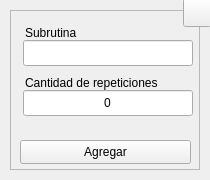
Before: the Qt Designer form interfaces/ui_files/subroutine.ui in Raw0201/GcodeEditor3, drawn with Qt 5.
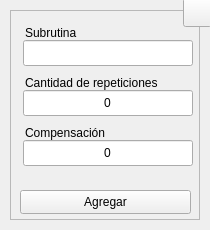
After: the same form once the commit is applied. Icons and pictures are not drawn.

Patch:
```diff
--- a/interfaces/ui_files/subroutine.ui
+++ b/interfaces/ui_files/subroutine.ui
@@ -7,7 +7,7 @@
     <x>0</x>
     <y>0</y>
     <width>210</width>
-    <height>180</height>
+    <height>230</height>
    </rect>
   </property>
   <property name="sizePolicy">
@@ -19,13 +19,13 @@
   <property name="minimumSize">
    <size>
     <width>210</width>
-    <height>180</height>
+    <height>230</height>
    </size>
   </property>
   <property name="maximumSize">
    <size>
     <width>210</width>
-    <height>180</height>
+    <height>230</height>
    </size>
   </property>
   <property name="windowTitle">
@@ -2155,7 +2155,7 @@
       <x>10</x>
       <y>10</y>
       <width>190</width>
-      <height>160</height>
+      <height>210</height>
      </rect>
     </property>
     <property name="sizePolicy">
@@ -2167,13 +2167,13 @@
     <property name="minimumSize">
      <size>
       <width>190</width>
-      <height>160</height>
+      <height>210</height>
      </size>
     </property>
     <property name="maximumSize">
      <size>
       <width>190</width>
-      <height>160</height>
+      <height>210</height>
      </size>
     </property>
     <property name="frameShape">
@@ -2258,7 +2258,7 @@
      <property name="geometry">
       <rect>
        <x>10</x>
-       <y>130</y>
+       <y>180</y>
        <width>171</width>
        <height>24</height>
       </rect>
@@ -2328,6 +2328,62 @@
       <string/>
      </property>
     </widget>
+    <widget class="QLabel" name="lbl_com">
+     <property name="enabled">
+      <bool>true</bool>
+     </property>
+     <property name="geometry">
+      <rect>
+       <x>15</x>
+       <y>110</y>
+       <width>91</width>
+       <height>26</height>
+      </rect>
+     </property>
+     <property name="text">
+      <string>Compensación</string>
+     </property>
+     <property name="buddy">
+      <cstring>lbl_rep</cstring>
+     </property>
+    </widget>
+    <widget class="QLineEdit" name="tbx_com">
+     <property name="geometry">
+      <rect>
+       <x>13</x>
+       <y>130</y>
+       <width>170</width>
+       <height>26</height>
+      </rect>
+     </property>
+     <property name="minimumSize">
+      <size>
+       <width>170</width>
+       <height>0</height>
+      </size>
+     </property>
+     <property name="maximumSize">
+      <size>
+       <width>170</width>
+       <height>16777215</height>
+      </size>
+     </property>
+     <property name="toolTip">
+      <string>Largo en subrutina menos largo pieza</string>
+     </property>
+     <property name="statusTip">
+      <string/>
+     </property>
+     <property name="text">
+      <string>0</string>
+     </property>
+     <property name="alignment">
+      <set>Qt::AlignCenter</set>
+     </property>
+     <property name="placeholderText">
+      <string/>
+     </property>
+    </widget>
     <zorder>tbx_sub</zorder>
     <zorder>lbl_sub</zorder>
     <zorder>btn_save</zorder>
```
Left out of the diff: 3 changed lines with no effect on the pictures.
